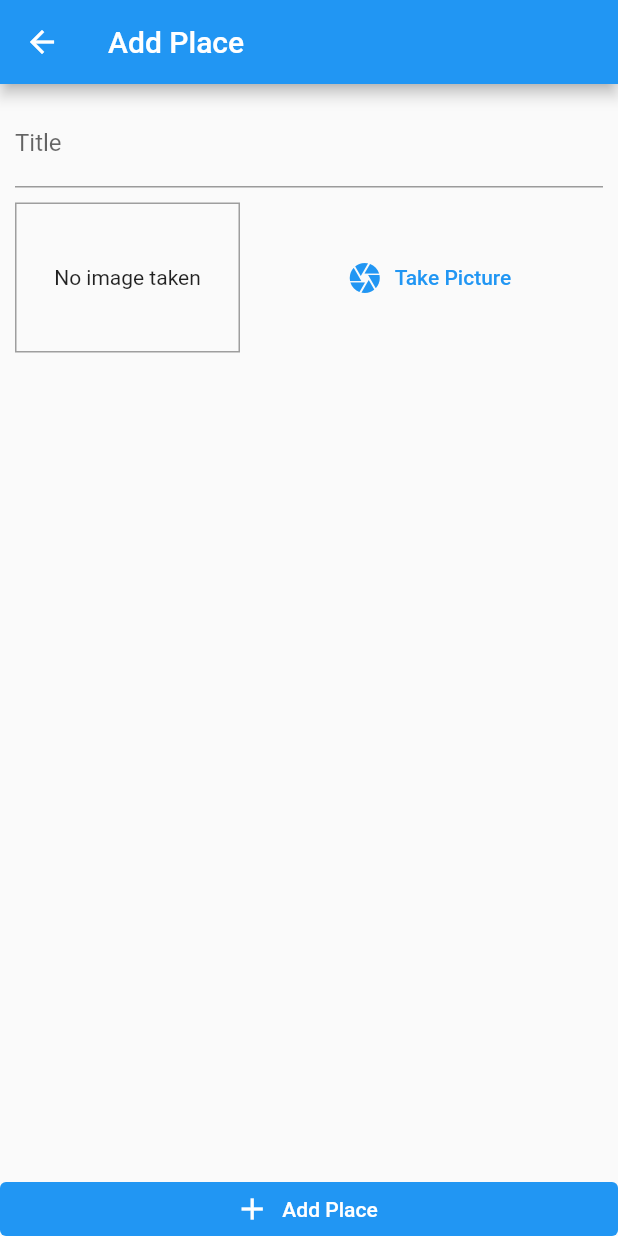
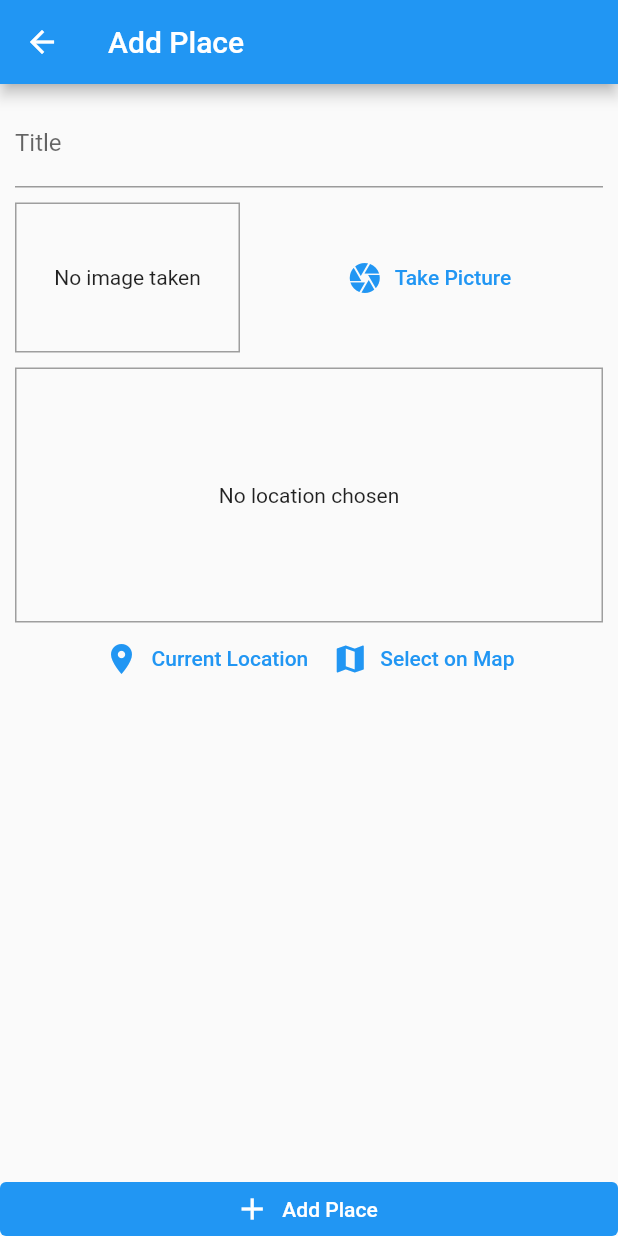
Before and after one commit to lastra-dev/great-places-app, a Flutter app: the AddPlaceScreen screen opened by its route, on a phone screen of 412 x 824 dp. Run offline on Flutter 3.47's test engine with Material 2 defaults, Android fonts, the phone set to English and light mode, and no system bars; our stand-ins replace image_picker, location, sqflite; accounts and stored records are empty.

Commit message:
Add location package and fetching

```diff
--- a/lib/screens/add_place_screen.dart
+++ b/lib/screens/add_place_screen.dart
@@ -5,6 +5,7 @@ import 'package:provider/provider.dart';
 
 import '../providers/great_places.dart';
 import '../widgets/image_input.dart';
+import '../widgets/location_input.dart';
 
 class AddPlaceScreen extends StatefulWidget {
   static const routeName = '/add-place';
@@ -54,6 +55,10 @@ class _AddPlaceScreenState extends State<AddPlaceScreen> {
                     ImageInput(onSelectImage: (File pickedImage) {
                       _pickedImage = pickedImage;
                     }),
+                    const SizedBox(
+                      height: 10,
+                    ),
+                    LocationInput(),
                   ],
                 ),
               ),
--- /dev/null
+++ b/lib/widgets/location_input.dart
@@ -0,0 +1,69 @@
+import 'package:flutter/material.dart';
+import 'package:location/location.dart';
+
+class LocationInput extends StatefulWidget {
+  @override
+  _LocationInputState createState() => _LocationInputState();
+}
+
+class _LocationInputState extends State<LocationInput> {
+  String? _previewImageUrl;
+
+  Future<void> _getCurrentLocation() async {
+    final Location location = Location();
+    final locData = await location.getLocation();
+    print(locData.latitude);
+    print(locData.longitude);
+  }
+
+  @override
+  Widget build(BuildContext context) {
+    return Column(
+      children: [
+        Container(
+          decoration: BoxDecoration(
+            border: Border.all(
+              color: Colors.grey,
+            ),
+          ),
+          alignment: Alignment.center,
+          height: 170,
+          width: double.infinity,
+          child: _previewImageUrl == null
+              ? const Text(
+                  'No location chosen',
+                  textAlign: TextAlign.center,
+                )
+              : Image.network(
+                  _previewImageUrl!,
+                  fit: BoxFit.cover,
+                  width: double.infinity,
+                ),
+        ),
+        Row(
+          mainAxisAlignment: MainAxisAlignment.center,
+          children: [
+            TextButton.icon(
+              onPressed: _getCurrentLocation,
+              icon: const Icon(
+                Icons.location_on,
+              ),
+              label: const Text(
+                'Current Location',
+              ),
+            ),
+            TextButton.icon(
+              onPressed: () {},
+              icon: const Icon(
+                Icons.map,
+              ),
+              label: const Text(
+                'Select on Map',
+              ),
+            ),
+          ],
+        )
+      ],
+    );
+  }
+}
--- a/pubspec.yaml
+++ b/pubspec.yaml
@@ -26,6 +26,7 @@ dependencies:
     sdk: flutter
   image_picker: ^0.8.0+3
   lint: ^1.5.3
+  location: ^4.2.0
   path: ^1.8.0
   path_provider: ^2.0.2
   provider: ^5.0.0
```
Also changed, not shown: pubspec.lock.
